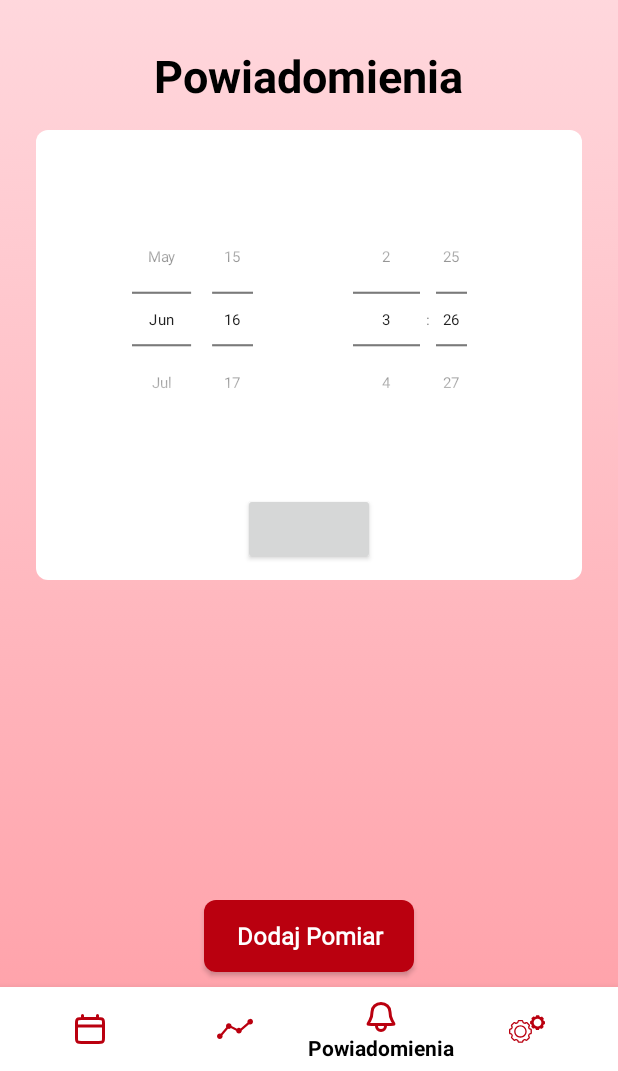
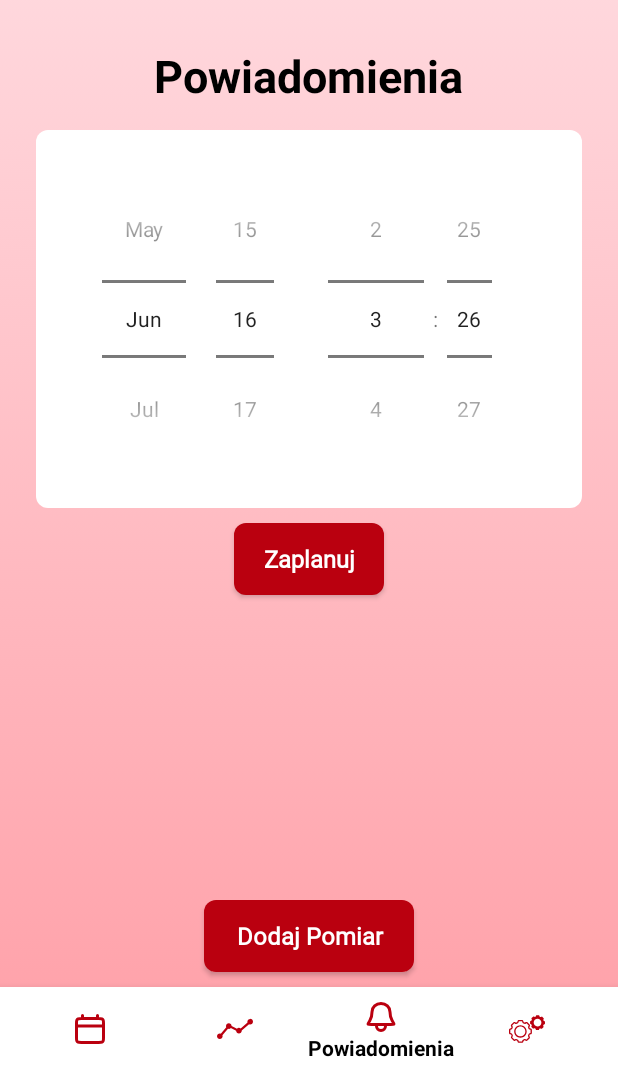
Before and after one commit to WiktoriaPabis/Aplikacja_BP_buddy, an Android app: the MainActivity screen opened directly, with no data from a screen before it, item 3 of the bottom bar chosen, on a phone screen of 412 x 824 dp, the part 165-1236 px from its top. Run offline under Robolectric (Android 15) with nearby library versions, the phone set to English and light mode, and no system bars; our stand-ins replace Firebase (no records; nobody signed in at launch, a user with empty details on screens opened directly).

Commit message:
Powiadomienia zrobione wg tutoriala, ale nie działają

```diff
--- a/app/build.gradle.kts
+++ b/app/build.gradle.kts
@@ -11,7 +11,7 @@ android {
 
     defaultConfig {
         applicationId = "com.example.bp_buddy"
-        minSdk = 24
+        minSdk = 26
         targetSdk = 34
         versionCode = 1
         versionName = "1.0"
--- a/app/src/main/AndroidManifest.xml
+++ b/app/src/main/AndroidManifest.xml
@@ -2,6 +2,8 @@
 <manifest xmlns:android="http://schemas.android.com/apk/res/android"
     xmlns:tools="http://schemas.android.com/tools">
     <uses-permission android:name="android.permission.INTERNET" />
+    <uses-permission android:name="android.permission.POST_NOTIFICATIONS" />
+    <uses-permission android:name="android.permission.SCHEDULE_EXACT_ALARM"/>
     <application
         android:allowBackup="true"
         android:dataExtractionRules="@xml/data_extraction_rules"
@@ -12,6 +14,8 @@
         android:supportsRtl="true"
         android:theme="@style/Theme.FireBaseLogin"
         tools:targetApi="31">
+        <receiver android:name=".Notification"
+            android:enabled="true"/>
         <activity
             android:name=".BaseActivity"
             android:exported="false"
--- a/app/src/main/java/com/example/bp_buddy/NotificationsFragment.kt
+++ b/app/src/main/java/com/example/bp_buddy/NotificationsFragment.kt
@@ -5,28 +5,15 @@ import androidx.fragment.app.Fragment
 import android.view.LayoutInflater
 import android.view.View
 import android.view.ViewGroup
+import com.example.bp_buddy.databinding.ActivityMainBinding
 
-// TODO: Rename parameter arguments, choose names that match
-// the fragment initialization parameters, e.g. ARG_ITEM_NUMBER
-private const val ARG_PARAM1 = "param1"
-private const val ARG_PARAM2 = "param2"
+class NotificationsFragment : Fragment() {
 
-/**
- * A simple [Fragment] subclass.
- * Use the [NotificationsFragment.newInstance] factory method to
- * create an instance of this fragment.
- */
-class NotificationsFragment : Fragment() {
-    // TODO: Rename and change types of parameters
-    private var param1: String? = null
-    private var param2: String? = null
+    private lateinit var binding: ActivityMainBinding
 
     override fun onCreate(savedInstanceState: Bundle?) {
         super.onCreate(savedInstanceState)
-        arguments?.let {
-            param1 = it.getString(ARG_PARAM1)
-            param2 = it.getString(ARG_PARAM2)
-        }
+
     }
 
     override fun onCreateView(
@@ -36,24 +23,4 @@ class NotificationsFragment : Fragment() {
         // Inflate the layout for this fragment
         return inflater.inflate(R.layout.fragment_notifications, container, false)
     }
-
-    companion object {
-        /**
-         * Use this factory method to create a new instance of
-         * this fragment using the provided parameters.
-         *
-         * @param param1 Parameter 1.
-         * @param param2 Parameter 2.
-         * @return A new instance of fragment NotificationsFragment.
-         */
-        // TODO: Rename and change types and number of parameters
-        @JvmStatic
-        fun newInstance(param1: String, param2: String) =
-            NotificationsFragment().apply {
-                arguments = Bundle().apply {
-                    putString(ARG_PARAM1, param1)
-                    putString(ARG_PARAM2, param2)
-                }
-            }
-    }
 }
--- a/app/src/main/res/layout/activity_main.xml
+++ b/app/src/main/res/layout/activity_main.xml
@@ -54,6 +54,7 @@
         </LinearLayout>
     </FrameLayout>
 
+
     <Button
         android:id="@+id/addMeasurementButton"
         android:layout_width="140dp"
--- a/app/src/main/res/layout/fragment_notifications.xml
+++ b/app/src/main/res/layout/fragment_notifications.xml
@@ -51,8 +51,8 @@
                     android:datePickerMode="spinner"
                     android:calendarViewShown="false"
                     android:layout_gravity="center"
-                    android:scaleX="0.7"
-                    android:scaleY="0.7"
+                    android:scaleX="1"
+                    android:scaleY="1"
                     android:layout_marginHorizontal="-30dp"
                     />
 
@@ -63,21 +63,27 @@
                     android:layout_weight="1"
                     android:timePickerMode="spinner"
                     android:layout_gravity="center"
-                    android:scaleX="0.7"
-                    android:scaleY="0.7"
+                    android:scaleX="1"
+                    android:scaleY="1"
                     android:layout_marginHorizontal="-30dp"
                     />
 
             </LinearLayout>
-
-            <Button
-                android:id="@+id/createNotification"
-                android:layout_width="wrap_content"
-                android:layout_height="wrap_content"
-                android:layout_gravity="center"
-                />
-
         </LinearLayout>
+        <Button
+            android:id="@+id/createNotification"
+            android:layout_width="100dp"
+            android:layout_height="wrap_content"
+            android:layout_gravity="center"
+            android:text="@string/zaplanuj"
+            android:textSize="16sp"
+            android:textAllCaps="false"
+            android:textStyle="bold"
+            android:textColor="@color/white"
+            android:background="@drawable/button_box"
+            android:fontFamily="@font/in"
+            android:layout_marginTop="10dp"
+            />
     </LinearLayout>
 
     <com.google.android.material.bottomnavigation.BottomNavigationView
--- a/app/src/main/res/values/strings.xml
+++ b/app/src/main/res/values/strings.xml
@@ -41,4 +41,5 @@
     <string name="nowe_haslo">Nowe hasło</string>
     <string name="historia">Historia</string>
     <string name="statystyki">Statystyki</string>
+    <string name="zaplanuj">Zaplanuj</string>
 </resources>
```
Also changed, not shown: app/src/main/java/com/example/bp_buddy/MainActivity.kt (+89 -0 lines), app/src/main/java/com/example/bp_buddy/Notification.kt (added, +28 -0 lines).
